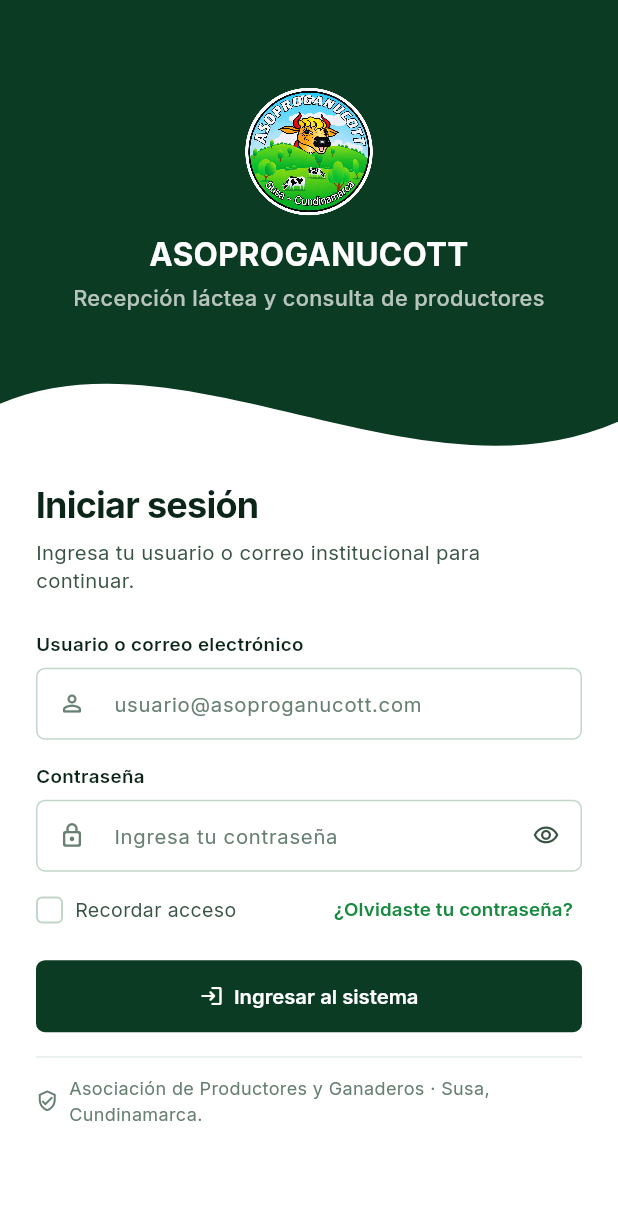
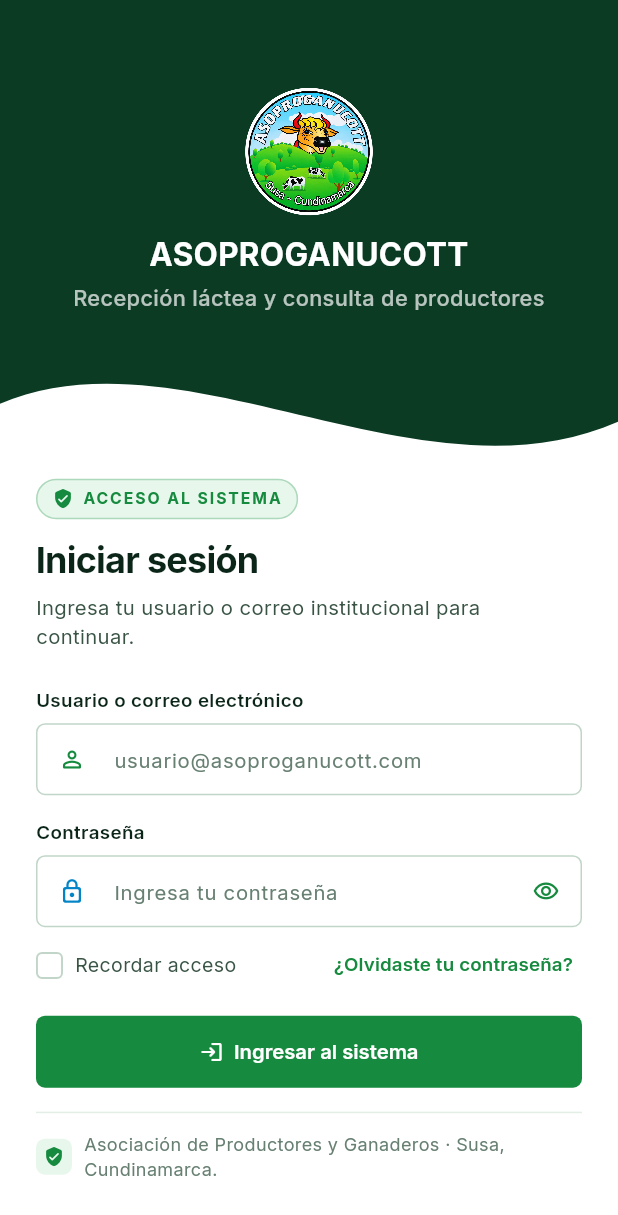
Before and after one commit to julian20murcia/PGC_ASOPROGANUCOT, a Flutter app: the screen it shows after launch, on a phone screen of 412 x 824 dp. Shown: the top 1215 px of the screen. Run offline on Flutter 3.47's test engine with Material 3 defaults, Android fonts, the phone set to English and light mode, and no system bars; our stand-ins replace cloud_firestore, connectivity_plus, csv, firebase_auth, firebase_core, firebase_messaging and 5 more; accounts and stored records are empty.

Commit message:
Refresh app UI accent colors
Apply the primary green and supporting accent palette across desktop, mobile, login, and shared design-system widgets for improved visual consistency.

```diff
--- a/lib/core/theme/app_theme.dart
+++ b/lib/core/theme/app_theme.dart
@@ -30,6 +30,10 @@ class AppTheme {
   static const Color skyBlueLight = Color(0xFFE0F2FE);
   static const Color warmGold = Color(0xFFD97706);
   static const Color warmGoldLight = Color(0xFFFEF3C7);
+  static const Color tealAccent = Color(0xFF0D9488);
+  static const Color tealLight = Color(0xFFCCFBF1);
+  static const Color indigoAccent = Color(0xFF4F46E5);
+  static const Color indigoLight = Color(0xFFE0E7FF);
 
   // Tipografía de alto contraste sobre fondos claros
   static const Color textPrimary = Color(0xFF0B2619);
@@ -125,9 +129,9 @@ class AppTheme {
       textTheme: baseTextTheme,
       primaryTextTheme: baseTextTheme,
       colorScheme: const ColorScheme.light(
-        primary: inkBlack,
+        primary: primaryGreen,
         onPrimary: Colors.white,
-        secondary: primaryGreen,
+        secondary: skyBlue,
         onSecondary: Colors.white,
         surface: surface,
         onSurface: textPrimary,
@@ -153,6 +157,8 @@ class AppTheme {
         filled: true,
         fillColor: surface,
         isDense: true,
+        prefixIconColor: primaryGreen,
+        suffixIconColor: textSecondary,
         contentPadding: const EdgeInsets.symmetric(
           horizontal: 12,
           vertical: 11,
@@ -172,7 +178,7 @@ class AppTheme {
         ),
         focusedBorder: OutlineInputBorder(
           borderRadius: BorderRadius.circular(radiusControl),
-          borderSide: const BorderSide(color: inkBlack, width: 1.4),
+          borderSide: const BorderSide(color: primaryGreen, width: 1.5),
         ),
         errorBorder: OutlineInputBorder(
           borderRadius: BorderRadius.circular(radiusControl),
@@ -185,7 +191,7 @@ class AppTheme {
       ),
       elevatedButtonTheme: ElevatedButtonThemeData(
         style: ElevatedButton.styleFrom(
-          backgroundColor: inkBlack,
+          backgroundColor: primaryGreen,
           foregroundColor: Colors.white,
           elevation: 0,
           minimumSize: const Size(0, 38),
--- a/lib/views/desktop/rates_module_view.dart
+++ b/lib/views/desktop/rates_module_view.dart
@@ -193,7 +193,7 @@ class _RatesModuleViewState extends State<RatesModuleView> {
             : '${diff >= 0 ? '+' : ''}${AppFormatters.formatCurrency(diff)}',
         subtitle: variationLabel,
         icon: Icons.trending_up_rounded,
-        accentColor: AppTheme.inkBlack,
+        accentColor: AppTheme.skyBlue,
       ),
       AppKpiCard(
         title: 'Vigencias registradas',
@@ -202,7 +202,7 @@ class _RatesModuleViewState extends State<RatesModuleView> {
             ? 'Mostrando respaldo local'
             : 'Historial íntegro conservado',
         icon: Icons.history_rounded,
-        accentColor: AppTheme.inkBlack,
+        accentColor: AppTheme.warmGold,
       ),
       AppKpiCard(
         title: 'Referencia 1.000 L',
@@ -211,7 +211,7 @@ class _RatesModuleViewState extends State<RatesModuleView> {
             : '—',
         subtitle: 'Estimado bruto por cada mil litros',
         icon: Icons.calculate_outlined,
-        accentColor: AppTheme.primaryGreen,
+        accentColor: AppTheme.indigoAccent,
       ),
     ];
 
--- a/lib/views/desktop/reports_module_view.dart
+++ b/lib/views/desktop/reports_module_view.dart
@@ -373,7 +373,7 @@ class _ReportsModuleViewState extends State<ReportsModuleView> {
         value: AppFormatters.formatLiters(ctrl.averageDailyPerProducer),
         subtitle: 'Media por productor y día entregado',
         icon: Icons.analytics_outlined,
-        accentColor: AppTheme.inkBlack,
+        accentColor: AppTheme.skyBlue,
       ),
       AppKpiCard(
         title: 'Productores incluidos',
@@ -382,7 +382,7 @@ class _ReportsModuleViewState extends State<ReportsModuleView> {
             ? 'Padrón con entregas en el período'
             : 'Filtro individual activo',
         icon: Icons.people_outline,
-        accentColor: AppTheme.inkBlack,
+        accentColor: AppTheme.warmGold,
       ),
       AppKpiCard(
         title: 'Valor total liquidado / est.',
@@ -391,7 +391,7 @@ class _ReportsModuleViewState extends State<ReportsModuleView> {
             ? 'Tarifa base ${AppFormatters.formatCurrency(ctrl.effectivePricePerLiter)}/L'
             : 'Según comprobantes cerrados',
         icon: Icons.payments_outlined,
-        accentColor: AppTheme.primaryGreen,
+        accentColor: AppTheme.indigoAccent,
       ),
     ];
 
--- a/lib/views/desktop/settlements_module_view.dart
+++ b/lib/views/desktop/settlements_module_view.dart
@@ -267,7 +267,7 @@ class _SettlementsModuleViewState extends State<SettlementsModuleView> {
             ? 'Vigente desde ${AppFormatters.formatDate(rate.fechaInicioVigencia)}'
             : 'Configura una tarifa primero',
         icon: Icons.payments_outlined,
-        accentColor: AppTheme.inkBlack,
+        accentColor: AppTheme.skyBlue,
       ),
       AppKpiCard(
         title: 'Comprobantes pendientes',
--- a/lib/views/shared/login_view.dart
+++ b/lib/views/shared/login_view.dart
@@ -474,18 +474,37 @@ class _LoginViewState extends State<LoginView>
       crossAxisAlignment: CrossAxisAlignment.start,
       mainAxisSize: MainAxisSize.min,
       children: <Widget>[
-        if (!isMobile) ...<Widget>[
-          const Text(
-            'ACCESO AL SISTEMA',
-            style: TextStyle(
-              fontSize: 11,
-              letterSpacing: 1.5,
-              fontWeight: FontWeight.w700,
-              color: AppTheme.primaryGreen,
+        Container(
+          padding: const EdgeInsets.symmetric(horizontal: 10, vertical: 5),
+          decoration: BoxDecoration(
+            color: AppTheme.primaryGreenLight,
+            borderRadius: BorderRadius.circular(AppTheme.radiusPill),
+            border: Border.all(
+              color: AppTheme.primaryGreen.withValues(alpha: 0.28),
             ),
           ),
-          const SizedBox(height: 6),
-        ],
+          child: const Row(
+            mainAxisSize: MainAxisSize.min,
+            children: <Widget>[
+              Icon(
+                Icons.verified_user_rounded,
+                size: 14,
+                color: AppTheme.primaryGreen,
+              ),
+              SizedBox(width: 6),
+              Text(
+                'ACCESO AL SISTEMA',
+                style: TextStyle(
+                  fontSize: 10.5,
+                  letterSpacing: 1.3,
+                  fontWeight: FontWeight.w700,
+                  color: AppTheme.primaryGreen,
+                ),
+              ),
+            ],
+          ),
+        ),
+        const SizedBox(height: 10),
         Text(
           'Iniciar sesión',
           style: AppTheme.serifStyle(
@@ -521,7 +540,7 @@ class _LoginViewState extends State<LoginView>
             prefixIcon: Icon(
               Icons.person_outline_rounded,
               size: 18,
-              color: AppTheme.textMuted,
+              color: AppTheme.primaryGreen,
             ),
           ),
         ),
@@ -544,7 +563,7 @@ class _LoginViewState extends State<LoginView>
             prefixIcon: const Icon(
               Icons.lock_outline_rounded,
               size: 18,
-              color: AppTheme.textMuted,
+              color: AppTheme.skyBlue,
             ),
             suffixIcon: IconButton(
               tooltip: _obscurePassword
@@ -558,7 +577,7 @@ class _LoginViewState extends State<LoginView>
                     ? Icons.visibility_outlined
                     : Icons.visibility_off_outlined,
                 size: 18,
-                color: AppTheme.textSecondary,
+                color: AppTheme.primaryGreen,
               ),
             ),
           ),
@@ -619,7 +638,7 @@ class _LoginViewState extends State<LoginView>
                         height: 18,
                         child: Checkbox(
                           value: _rememberMe,
-                          activeColor: AppTheme.inkBlack,
+                          activeColor: AppTheme.primaryGreen,
                           materialTapTargetSize:
                               MaterialTapTargetSize.shrinkWrap,
                           side: const BorderSide(
@@ -737,15 +756,23 @@ class _LoginViewState extends State<LoginView>
         const SizedBox(height: 16),
         const Divider(height: 1),
         const SizedBox(height: 12),
-        const Row(
+        Row(
           children: <Widget>[
-            Icon(
-              Icons.verified_user_outlined,
-              size: 15,
-              color: AppTheme.textMuted,
+            Container(
+              width: 24,
+              height: 24,
+              decoration: BoxDecoration(
+                color: AppTheme.primaryGreenLight,
+                borderRadius: BorderRadius.circular(6),
+              ),
+              child: const Icon(
+                Icons.verified_user_rounded,
+                size: 14,
+                color: AppTheme.primaryGreen,
+              ),
             ),
-            SizedBox(width: 7),
-            Expanded(
+            const SizedBox(width: 8),
+            const Expanded(
               child: Text(
                 'Asociación de Productores y Ganaderos · Susa, Cundinamarca.',
                 style: TextStyle(
```
Also changed, not shown: lib/views/desktop/admin_shell_view.dart (+59 -8 lines), lib/views/desktop/dashboard_module_view.dart (+21 -9 lines), lib/views/desktop/producers_module_view.dart (+13 -2 lines), lib/views/desktop/reception_module_view.dart (+14 -4 lines), lib/views/desktop/users_module_view.dart (+13 -2 lines), lib/views/mobile/producer_shell_view.dart (+21 -10 lines), lib/views/shared/widgets/design_system_widgets.dart (+34 -19 lines).
